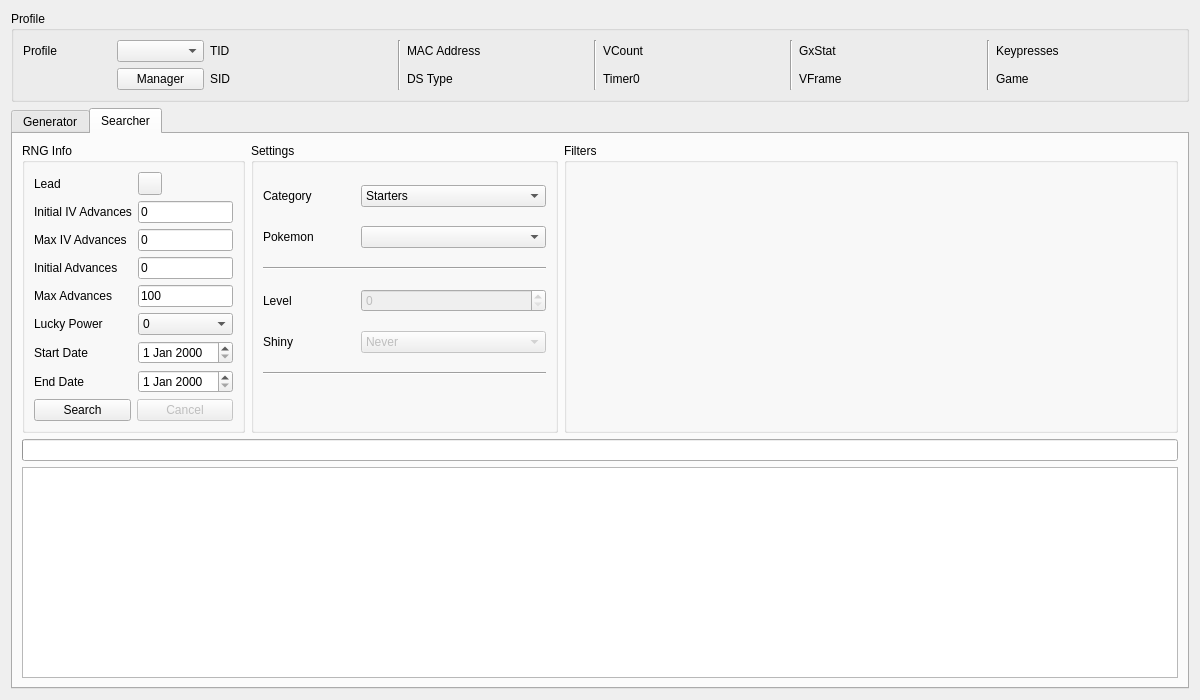
First picture: the form in Form/Gen5/Static5.ui, repository Admiral-Fish/PokeFinder, before the edit.
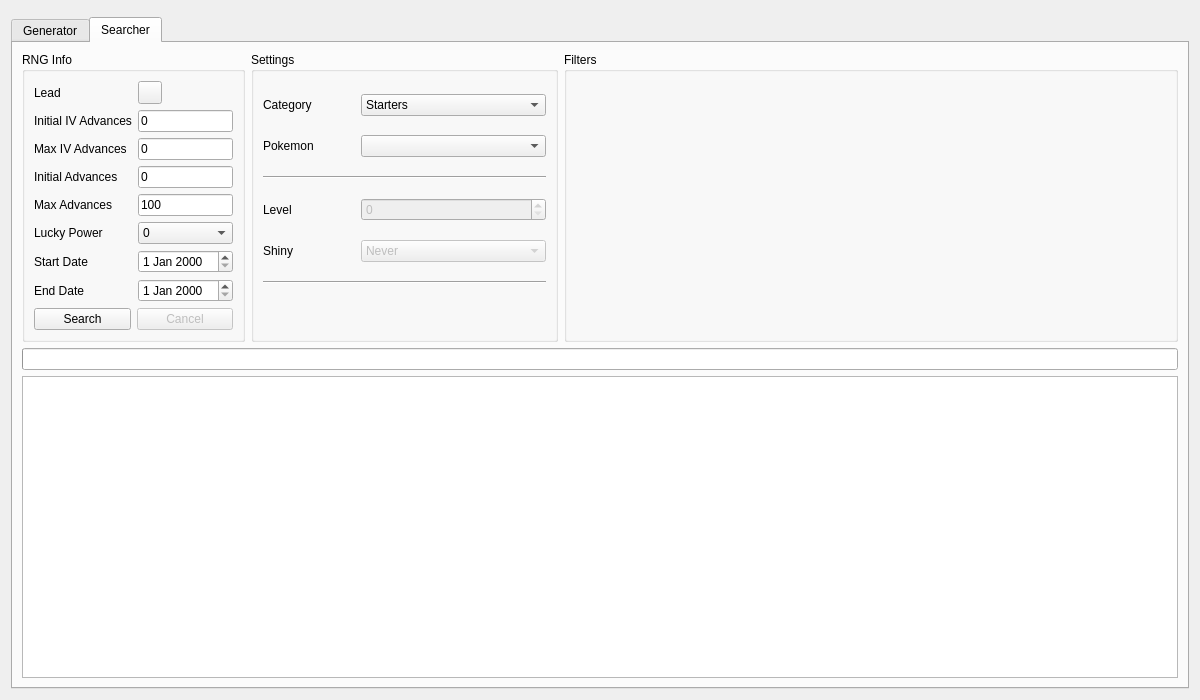
Second picture: the form after the edit. The open tabs and pages were chosen to show the change. Custom widgets are drawn as their Qt base class.

Commit message: Refactor profile display

```diff
--- a/Form/Gen5/Static5.ui
+++ b/Form/Gen5/Static5.ui
@@ -13,159 +13,9 @@
   <property name="windowTitle">
    <string>Gen 5 Static</string>
   </property>
-  <layout class="QGridLayout" name="gridLayout_8">
+  <layout class="QGridLayout" name="gridLayout">
    <item row="0" column="0">
-    <widget class="QGroupBox" name="groupBoxProfile">
-     <property name="title">
-      <string>Profile</string>
-     </property>
-     <layout class="QGridLayout" name="gridLayout_5">
-      <item row="0" column="0">
-       <widget class="QLabel" name="labelProfile">
-        <property name="text">
-         <string>Profile</string>
-        </property>
-       </widget>
-      </item>
-      <item row="0" column="1">
-       <widget class="QComboBox" name="comboBoxProfiles"/>
-      </item>
-      <item row="1" column="1">
-       <widget class="QPushButton" name="pushButtonProfileManager">
-        <property name="text">
-         <string>Manager</string>
-        </property>
-       </widget>
-      </item>
-      <item row="0" column="2">
-       <widget class="QLabel" name="labelProfileTID">
-        <property name="text">
-         <string>TID</string>
-        </property>
-       </widget>
-      </item>
-      <item row="0" column="3">
-       <widget class="QLabel" name="labelProfileTIDValue"/>
-      </item>
-      <item row="1" column="2">
-       <widget class="QLabel" name="labelProfileSID">
-        <property name="text">
-         <string>SID</string>
-        </property>
-       </widget>
-      </item>
-      <item row="1" column="3">
-       <widget class="QLabel" name="labelProfileSIDValue"/>
-      </item>
-      <item row="0" column="4" rowspan="2">
-       <widget class="Line" name="line_4">
-        <property name="orientation">
-         <enum>Qt::Orientation::Vertical</enum>
-        </property>
-       </widget>
-      </item>
-      <item row="0" column="5">
-       <widget class="QLabel" name="labelProfileMACAddress">
-        <property name="text">
-         <string>MAC Address</string>
-        </property>
-       </widget>
-      </item>
-      <item row="0" column="6">
-       <widget class="QLabel" name="labelProfileMACAddressValue"/>
-      </item>
-      <item row="1" column="5">
-       <widget class="QLabel" name="labelProfileDSType">
-        <property name="text">
-         <string>DS Type</string>
-        </property>
-       </widget>
-      </item>
-      <item row="1" column="6">
-       <widget class="QLabel" name="labelProfileDSTypeValue"/>
-      </item>
-      <item row="0" column="7" rowspan="2">
-       <widget class="Line" name="line_3">
-        <property name="orientation">
-         <enum>Qt::Orientation::Vertical</enum>
-        </property>
-       </widget>
-      </item>
-      <item row="0" column="8">
-       <widget class="QLabel" name="labelProfileVCount">
-        <property name="text">
-         <string>VCount</string>
-        </property>
-       </widget>
-      </item>
-      <item row="0" column="9">
-       <widget class="QLabel" name="labelProfileVCountValue"/>
-      </item>
-      <item row="1" column="8">
-       <widget class="QLabel" name="labelProfileTimer0">
-        <property name="text">
-         <string>Timer0</string>
-        </property>
-       </widget>
-      </item>
-      <item row="1" column="9">
-       <widget class="QLabel" name="labelProfileTimer0Value"/>
-      </item>
-      <item row="0" column="10" rowspan="2">
-       <widget class="Line" name="line_2">
-        <property name="orientation">
-         <enum>Qt::Orientation::Vertical</enum>
-        </property>
-       </widget>
-      </item>
-      <item row="0" column="11">
-       <widget class="QLabel" name="labelProfileGxStat">
-        <property name="text">
-         <string>GxStat</string>
-        </property>
-       </widget>
-      </item>
-      <item row="0" column="12">
-       <widget class="QLabel" name="labelProfileGxStatValue"/>
-      </item>
-      <item row="1" column="11">
-       <widget class="QLabel" name="labelProfileVFrame">
-        <property name="text">
-         <string>VFrame</string>
-        </property>
-       </widget>
-      </item>
-      <item row="1" column="12">
-       <widget class="QLabel" name="labelProfileVFrameValue"/>
-      </item>
-      <item row="0" column="13" rowspan="2">
-       <widget class="Line" name="line">
-        <property name="orientation">
-         <enum>Qt::Orientation::Vertical</enum>
-        </property>
-       </widget>
-      </item>
-      <item row="0" column="14">
-       <widget class="QLabel" name="labelProfileKeypresses">
-        <property name="text">
-         <string>Keypresses</string>
-        </property>
-       </widget>
-      </item>
-      <item row="0" column="15">
-       <widget class="QLabel" name="labelProfileKeypressesValue"/>
-      </item>
-      <item row="1" column="14">
-       <widget class="QLabel" name="labelProfileGame">
-        <property name="text">
-         <string>Game</string>
-        </property>
-       </widget>
-      </item>
-      <item row="1" column="15">
-       <widget class="QLabel" name="labelProfileGameValue"/>
-      </item>
-     </layout>
+    <widget class="ProfileDisplay5" name="profileDisplay" native="true">
     </widget>
    </item>
    <item row="1" column="0">
@@ -186,7 +36,7 @@
          <property name="title">
           <string>RNG Info</string>
          </property>
-         <layout class="QGridLayout" name="gridLayout_6">
+         <layout class="QGridLayout" name="gridLayout_2">
           <item row="0" column="0">
            <widget class="QLabel" name="labelGeneratorLead">
             <property name="text">
@@ -301,7 +151,7 @@
          <property name="title">
           <string>Settings</string>
          </property>
-         <layout class="QGridLayout" name="gridLayout_7">
+         <layout class="QGridLayout" name="gridLayout_3">
           <item row="0" column="0">
            <widget class="QLabel" name="labelGeneratorCategory">
             <property name="text">
@@ -369,7 +219,7 @@
            <widget class="ComboBox" name="comboBoxGeneratorPokemon"/>
           </item>
           <item row="2" column="0" colspan="2">
-           <widget class="Line" name="line_5">
+           <widget class="Line" name="line">
             <property name="orientation">
              <enum>Qt::Orientation::Horizontal</enum>
             </property>
@@ -432,7 +282,7 @@
          <property name="title">
           <string>Filters</string>
          </property>
-         <layout class="QGridLayout" name="gridLayout">
+         <layout class="QGridLayout" name="gridLayout_4">
           <item row="0" column="0" rowspan="2">
            <widget class="Filter" name="filterGenerator" native="true"/>
           </item>
@@ -448,7 +298,7 @@
       <attribute name="title">
        <string>Searcher</string>
       </attribute>
-      <layout class="QGridLayout" name="gridLayout_3">
+      <layout class="QGridLayout" name="gridLayout_5">
        <item row="0" column="0">
         <widget class="QGroupBox" name="groupBoxSearcherRNGInfo">
          <property name="sizePolicy">
@@ -460,7 +310,7 @@
          <property name="title">
           <string>RNG Info</string>
          </property>
-         <layout class="QGridLayout" name="gridLayout_2">
+         <layout class="QGridLayout" name="gridLayout_6">
           <item row="0" column="0">
            <widget class="QLabel" name="labelSearcherLead">
             <property name="text">
@@ -603,7 +453,7 @@
          <property name="title">
           <string>Settings</string>
          </property>
-         <layout class="QGridLayout" name="gridLayout_9">
+         <layout class="QGridLayout" name="gridLayout_7">
           <item row="0" column="0">
            <widget class="QLabel" name="labelSearcherCategory">
             <property name="text">
@@ -671,7 +521,7 @@
            <widget class="ComboBox" name="comboBoxSearcherPokemon"/>
           </item>
           <item row="2" column="0" colspan="3">
-           <widget class="Line" name="line_6">
+           <widget class="Line" name="line_1">
             <property name="orientation">
              <enum>Qt::Orientation::Horizontal</enum>
             </property>
@@ -721,7 +571,7 @@
            </widget>
           </item>
           <item row="5" column="0" colspan="3">
-           <widget class="Line" name="line_7">
+           <widget class="Line" name="line_2">
             <property name="orientation">
              <enum>Qt::Orientation::Horizontal</enum>
             </property>
@@ -754,7 +604,7 @@
          <property name="title">
           <string>Filters</string>
          </property>
-         <layout class="QGridLayout" name="gridLayout_4">
+         <layout class="QGridLayout" name="gridLayout_8">
           <item row="0" column="0" rowspan="2">
            <widget class="Filter" name="filterSearcher" native="true"/>
           </item>
@@ -788,33 +638,39 @@
    <extends>QTableView</extends>
    <header>Form/Controls/TableView.hpp</header>
   </customwidget>
-  <customwidget>
-   <class>DateEdit</class>
-   <extends>QDateEdit</extends>
-   <header>Form/Controls/DateEdit.hpp</header>
-  </customwidget>
   <customwidget>
    <class>Filter</class>
    <extends>QWidget</extends>
    <header>Form/Controls/Filter.hpp</header>
    <container>1</container>
   </customwidget>
+  <customwidget>
+   <class>TabWidget</class>
+   <extends>QTabWidget</extends>
+   <header>Form/Controls/TabWidget.hpp</header>
+   <container>1</container>
+  </customwidget>
+  <customwidget>
+   <class>ProfileDisplay5</class>
+   <extends>QWidget</extends>
+   <header>Form/Gen5/Profile/ProfileDisplay5.hpp</header>
+   <container>1</container>
+  </customwidget>
   <customwidget>
    <class>ComboBox</class>
    <extends>QComboBox</extends>
    <header>Form/Controls/ComboBox.hpp</header>
   </customwidget>
+  <customwidget>
+   <class>DateEdit</class>
+   <extends>QDateEdit</extends>
+   <header>Form/Controls/DateEdit.hpp</header>
+  </customwidget>
   <customwidget>
    <class>ComboMenu</class>
    <extends>QToolButton</extends>
    <header>Form/Controls/ComboMenu.hpp</header>
   </customwidget>
-  <customwidget>
-   <class>TabWidget</class>
-   <extends>QTabWidget</extends>
-   <header>Form/Controls/TabWidget.hpp</header>
-   <container>1</container>
-  </customwidget>
  </customwidgets>
  <tabstops>
   <tabstop>comboBoxProfiles</tabstop>
```
Left out of the diff: 4 changed lines with no effect on the pictures. The commit also changes 110 other files.
